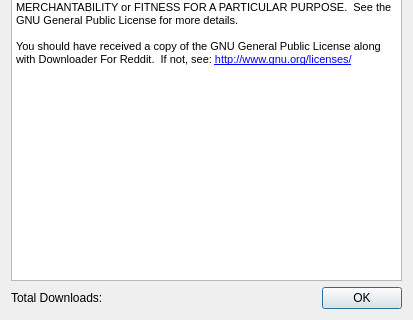
MalloyDelacroix/DownloaderForReddit, file Resources/ui_files/about_dialog.ui: the form before one commit; both pictures show x 0 to 413 and y 171 to 491 of the 413 by 491 pixel window.
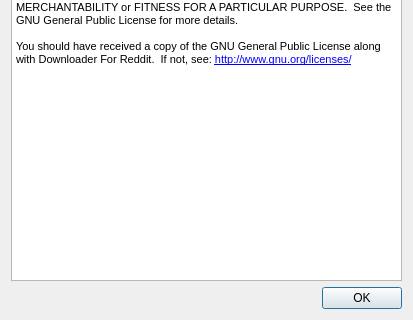
The form after the commit. Icons and pictures are not drawn.

Commit message: Update about dialog

```diff
--- a/Resources/ui_files/about_dialog.ui
+++ b/Resources/ui_files/about_dialog.ui
@@ -87,13 +87,6 @@
        </property>
       </widget>
      </item>
-     <item row="1" column="0">
-      <widget class="QLabel" name="total_downloads_label">
-       <property name="text">
-        <string>Total Downloads:</string>
-       </property>
-      </widget>
-     </item>
      <item row="1" column="1">
       <widget class="QDialogButtonBox" name="buttonBox">
        <property name="orientation">
```
The commit also changes 2 other files.
